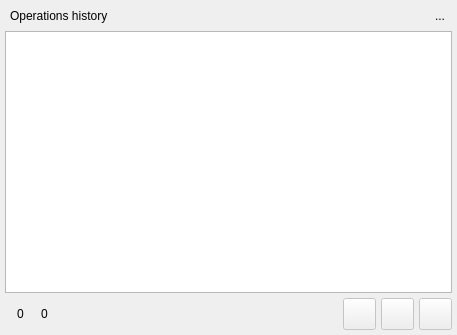
Qt form libs/libgui/ui/widgets/operationlistwidget.ui (pgmodeler/pgmodeler) before a commit.
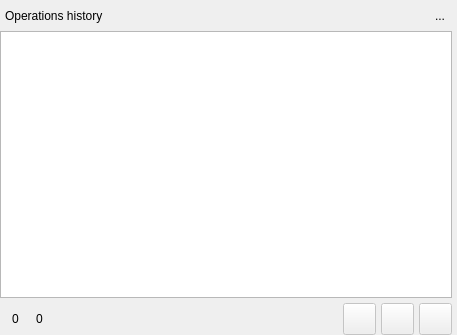
The same form after that commit. Icons and pictures are not drawn.

Patch:
```diff
--- a/libs/libgui/ui/widgets/operationlistwidget.ui
+++ b/libs/libgui/ui/widgets/operationlistwidget.ui
@@ -46,16 +46,16 @@
     <number>0</number>
    </property>
    <property name="leftMargin">
-    <number>5</number>
+    <number>0</number>
    </property>
    <property name="topMargin">
-    <number>0</number>
+    <number>5</number>
    </property>
    <property name="rightMargin">
     <number>5</number>
    </property>
    <property name="bottomMargin">
-    <number>5</number>
+    <number>0</number>
    </property>
    <item>
     <widget class="QWidget" name="title_wgt" native="true">
@@ -67,7 +67,7 @@
        <number>5</number>
       </property>
       <property name="topMargin">
-       <number>5</number>
+       <number>0</number>
       </property>
       <property name="rightMargin">
        <number>0</number>
```
